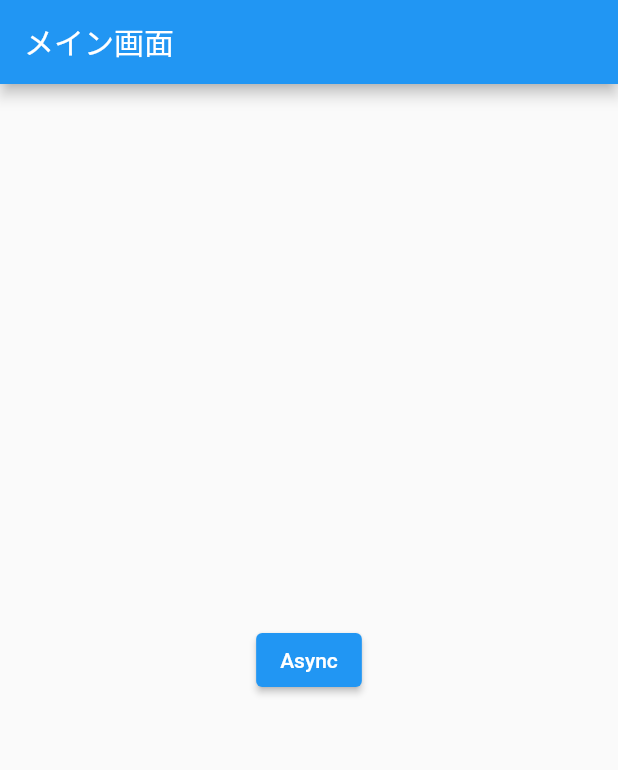
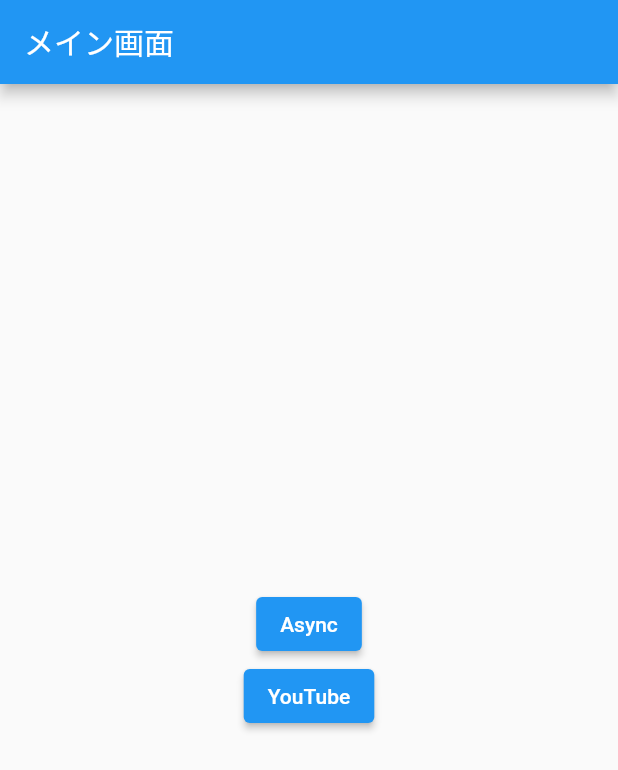
Before and after one commit to tai0116/flutter_turorial, a Flutter app: the screen it shows after launch, on a phone screen of 412 x 824 dp. Shown: the top 770 px of the screen. Run offline on Flutter 3.47's test engine with Material 2 defaults, Android fonts, the phone set to English and light mode, and no system bars; our stand-ins replace shared_preferences.

Commit message:
YouTubePage用の画面遷移ボタン作成

```diff
--- a/lib/main_page.dart
+++ b/lib/main_page.dart
@@ -1,5 +1,6 @@
 import 'package:flutter/material.dart';
 import 'package:flutter_turorial/async_page.dart';
+import 'package:flutter_turorial/youtube_page.dart';
 
 class MainPage extends StatelessWidget {
   const MainPage({super.key});
@@ -15,6 +16,7 @@ class MainPage extends StatelessWidget {
           mainAxisAlignment: MainAxisAlignment.center,
           children: const [
             _AsyncButton(),
+            _YouTubeButton(),
           ],
         ),
       ),
@@ -37,3 +39,19 @@ class _AsyncButton extends StatelessWidget {
     );
   }
 }
+
+class _YouTubeButton extends StatelessWidget {
+  const _YouTubeButton();
+
+  @override
+  Widget build(BuildContext context) {
+    return ElevatedButton(
+      onPressed: () {
+        Navigator.of(context).push(
+          YouTubePage.route(),
+        );
+      },
+      child: const Text('YouTube'),
+    );
+  }
+}
```
Also changed, not shown: lib/youtube_page.dart (added, +30 -0 lines).
